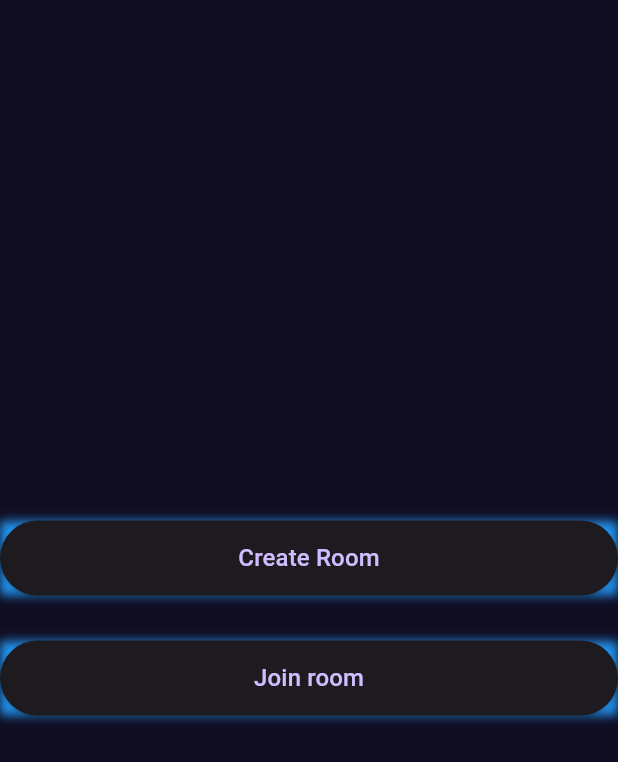
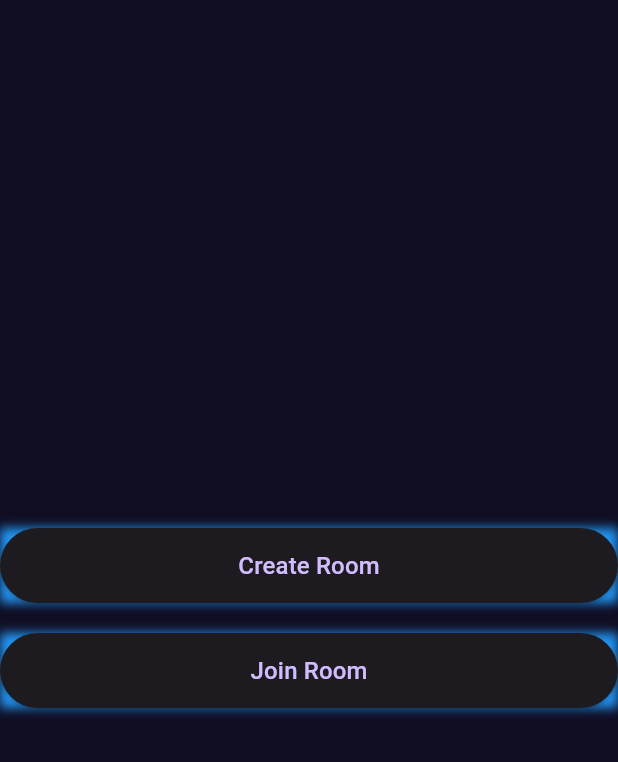
Before and after one commit to chinmaydevrukhkar/TicTacToe, a Flutter app: the screen it shows after launch, on a phone screen of 412 x 824 dp. Shown: the top 762 px of the screen. Run offline on Flutter 3.47's test engine with Material 3 defaults, Android fonts, the phone set to English and light mode, and no system bars; our stand-ins replace socket_io_client.

Commit message:
code update

```diff
--- a/lib/main.dart
+++ b/lib/main.dart
@@ -12,9 +12,8 @@ void main() {
 }
 
 class MyApp extends StatelessWidget {
-  const MyApp({super.key});
+  const MyApp({Key? key}) : super(key: key);
 
-  // This widget is the root of your application.
   @override
   Widget build(BuildContext context) {
     return ChangeNotifierProvider(
@@ -24,7 +23,6 @@ class MyApp extends StatelessWidget {
         theme: ThemeData.dark().copyWith(
           scaffoldBackgroundColor: bgColor,
         ),
-        debugShowCheckedModeBanner: false,
         routes: {
           MainMenuScreen.routeName: (context) => const MainMenuScreen(),
           JoinRoomScreen.routeName: (context) => const JoinRoomScreen(),
--- a/lib/models/player.dart
+++ b/lib/models/player.dart
@@ -3,12 +3,12 @@ class Player {
   final String socketID;
   final double points;
   final String playerType;
-
-  Player(
-      {required this.nickname,
-      required this.socketID,
-      required this.points,
-      required this.playerType});
+  Player({
+    required this.nickname,
+    required this.socketID,
+    required this.points,
+    required this.playerType,
+  });
 
   Map<String, dynamic> toMap() {
     return {
@@ -35,9 +35,10 @@ class Player {
     String? playerType,
   }) {
     return Player(
-        nickname: nickname ?? this.nickname,
-        socketID: socketID ?? this.socketID,
-        points: points ?? this.points,
-        playerType: playerType ?? this.playerType);
+      nickname: nickname ?? this.nickname,
+      socketID: socketID ?? this.socketID,
+      points: points ?? this.points,
+      playerType: playerType ?? this.playerType,
+    );
   }
 }
--- a/lib/provider/room_data_provider.dart
+++ b/lib/provider/room_data_provider.dart
@@ -3,15 +3,15 @@ import 'package:mp_tictactoe/models/player.dart';
 
 class RoomDataProvider extends ChangeNotifier {
   Map<String, dynamic> _roomData = {};
-  List<String> _displayElements = ['', '', '', '', '', '', '', '', ''];
+  List<String> _displayElement = ['', '', '', '', '', '', '', '', ''];
   int _filledBoxes = 0;
-
   Player _player1 = Player(
     nickname: '',
     socketID: '',
     points: 0,
     playerType: 'X',
   );
+
   Player _player2 = Player(
     nickname: '',
     socketID: '',
@@ -20,7 +20,7 @@ class RoomDataProvider extends ChangeNotifier {
   );
 
   Map<String, dynamic> get roomData => _roomData;
-  List<String> get displayElements => _displayElements;
+  List<String> get displayElements => _displayElement;
   int get filledBoxes => _filledBoxes;
   Player get player1 => _player1;
   Player get player2 => _player2;
@@ -36,17 +36,17 @@ class RoomDataProvider extends ChangeNotifier {
   }
 
   void updatePlayer2(Map<String, dynamic> player2Data) {
-    _player1 = Player.fromMap(player2Data);
+    _player2 = Player.fromMap(player2Data);
     notifyListeners();
   }
 
-  void updateDisplayElement(int index, String choice) {
-    _displayElements[index] = choice;
+  void updateDisplayElements(int index, String choice) {
+    _displayElement[index] = choice;
     _filledBoxes += 1;
     notifyListeners();
   }
 
-  void setFilledBoxesToZero() {
+  void setFilledBoxesTo0() {
     _filledBoxes = 0;
   }
 }
--- a/lib/resources/game_methods.dart
+++ b/lib/resources/game_methods.dart
@@ -98,8 +98,8 @@ class GameMethods {
         Provider.of<RoomDataProvider>(context, listen: false);
 
     for (int i = 0; i < roomDataProvider.displayElements.length; i++) {
-      roomDataProvider.updateDisplayElement(i, '');
+      roomDataProvider.updateDisplayElements(i, '');
     }
-    roomDataProvider.setFilledBoxesToZero();
+    roomDataProvider.setFilledBoxesTo0();
   }
 }
--- a/lib/resources/socket_client.dart
+++ b/lib/resources/socket_client.dart
@@ -5,7 +5,7 @@ class SocketClient {
   static SocketClient? _instance;
 
   SocketClient._internal() {
-    socket = IO.io('http://192.168.123.151:3000', <String, dynamic>{
+    socket = IO.io('https://serverio.onrender.com', <String, dynamic>{
       'transports': ['websocket'],
       'autoConnect': false,
     });
--- a/lib/responsive/responsive.dart
+++ b/lib/responsive/responsive.dart
@@ -2,7 +2,10 @@ import 'package:flutter/material.dart';
 
 class Responsive extends StatelessWidget {
   final Widget child;
-  const Responsive({super.key, required this.child});
+  const Responsive({
+    Key? key,
+    required this.child,
+  }) : super(key: key);
 
   @override
   Widget build(BuildContext context) {
--- a/lib/screens/main_menu_screen.dart
+++ b/lib/screens/main_menu_screen.dart
@@ -6,7 +6,7 @@ import 'package:mp_tictactoe/widgets/custom_button.dart';
 
 class MainMenuScreen extends StatelessWidget {
   static String routeName = '/main-menu';
-  const MainMenuScreen({super.key});
+  const MainMenuScreen({Key? key}) : super(key: key);
 
   void createRoom(BuildContext context) {
     Navigator.pushNamed(context, CreateRoomScreen.routeName);
@@ -23,13 +23,18 @@ class MainMenuScreen extends StatelessWidget {
         child: Column(
           mainAxisAlignment: MainAxisAlignment.center,
           children: [
-          CustomButton(onTap: () => createRoom(context), text: "Create Room"),
-          const SizedBox(
-            height: 30,
+            CustomButton(
+              onTap: () => createRoom(context),
+              text: 'Create Room',
             ),
-          CustomButton(onTap: () => joinRoom(context), text: "Join room")
+            const SizedBox(height: 20),
+            CustomButton(
+              onTap: () => joinRoom(context),
+              text: 'Join Room',
+            ),
           ],
         ),
-    ));
+      ),
+    );
   }
 }
--- a/lib/widgets/custom_button.dart
+++ b/lib/widgets/custom_button.dart
@@ -2,29 +2,42 @@ import 'package:flutter/material.dart';
 
 class CustomButton extends StatelessWidget {
   final VoidCallback onTap;
+
   final String text;
-  const CustomButton({super.key, required this.onTap, required this.text});
+  const CustomButton({
+    Key? key,
+    required this.onTap,
+    required this.text,
+  }) : super(key: key);
 
   @override
   Widget build(BuildContext context) {
     final width = MediaQuery.of(context).size.width;
+
     return Container(
-      decoration: const BoxDecoration(boxShadow: [
-        BoxShadow(
-          color: Colors.blue,
-          blurRadius: 5,
-          spreadRadius: 0,
-        )
-      ]),
+      decoration: const BoxDecoration(
+        boxShadow: [
+          BoxShadow(
+            color: Colors.blue,
+            blurRadius: 5,
+            spreadRadius: 0,
+          )
+        ],
+      ),
       child: ElevatedButton(
         onPressed: onTap,
-        style: ElevatedButton.styleFrom(minimumSize: Size(width, 50)),
         child: Text(
           text,
           style: const TextStyle(
             fontSize: 16,
           ),
         ),
+        style: ElevatedButton.styleFrom(
+          minimumSize: Size(
+            width,
+            50,
+          ),
+        ),
       ),
     );
   }
```
Also changed, not shown: lib/resources/socket_methods.dart (renamed from lib/resources/socket_method.dart, +20 -18 lines), lib/screens/create_room_screen.dart (+20 -16 lines), lib/screens/game_screen.dart (+7 -7 lines), lib/screens/join_room_screen.dart (+25 -20 lines), lib/utils/utils.dart (+8 -4 lines), lib/views/scoreboard.dart (renamed from lib/widgets/scoreboard.dart, +20 -14 lines), lib/views/tictactoe_board.dart (renamed from lib/widgets/tictactoe_board.dart, +5 -5 lines), lib/views/waiting_lobby.dart (renamed from lib/widgets/waiting_lobby.dart, +5 -6 lines), lib/widgets/custom_text.dart (+9 -8 lines), lib/widgets/custom_textfield.dart (+13 -6 lines), pubspec.lock. Lines whose indentation alone changed are shown as unchanged.
